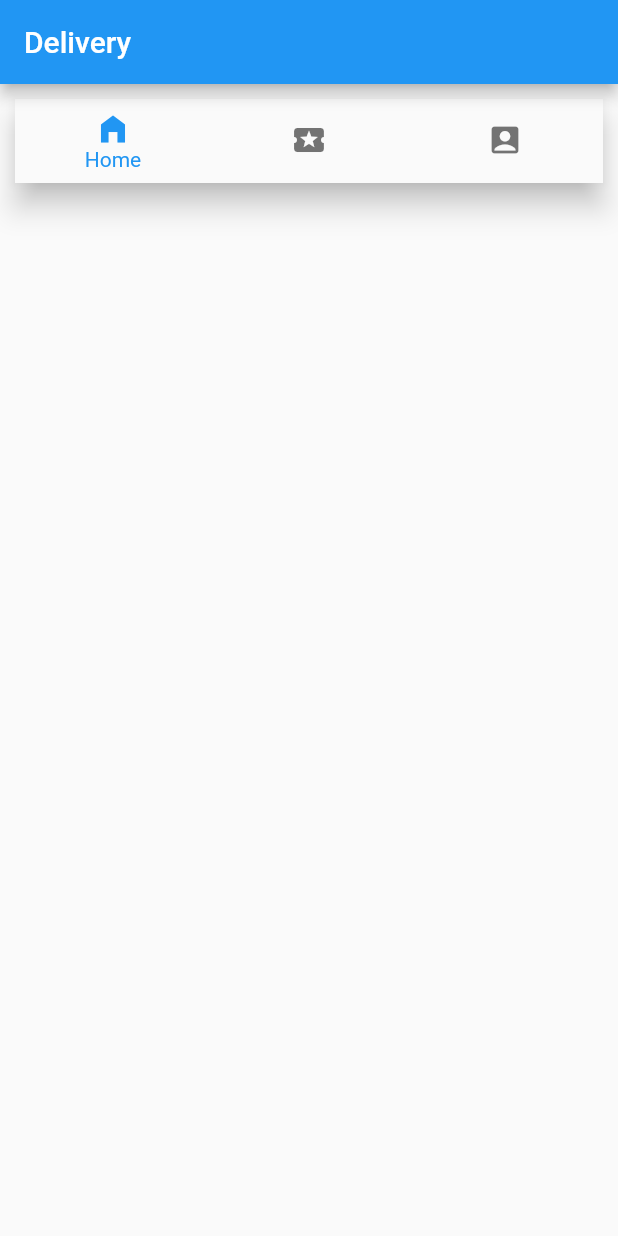
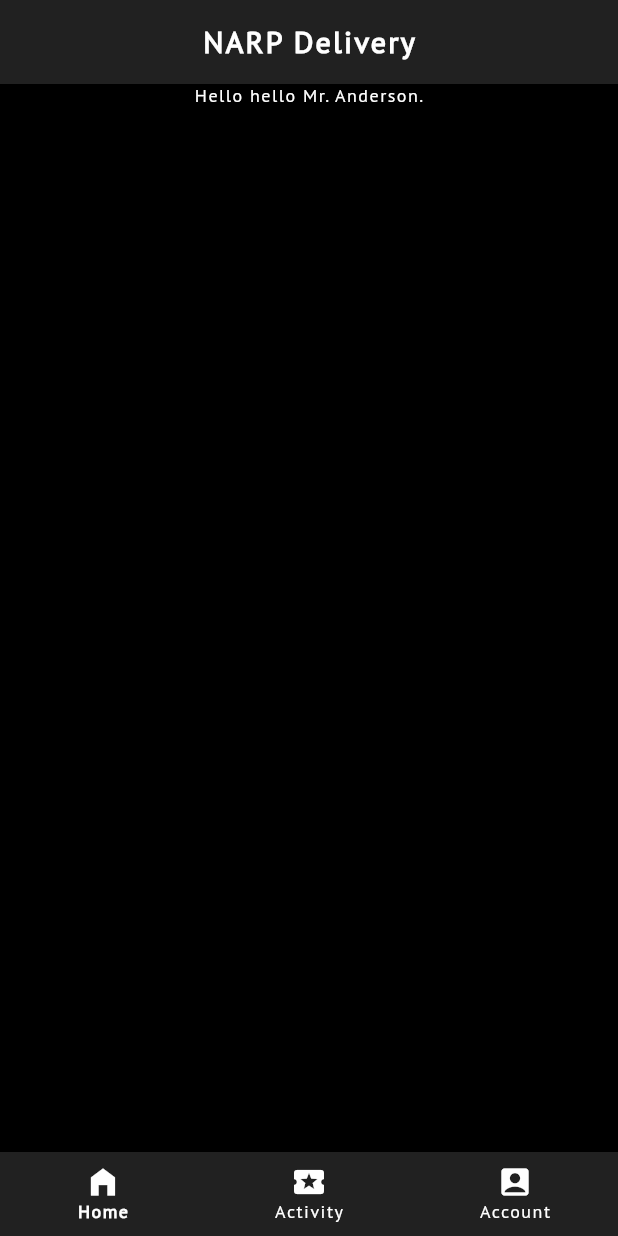
Before and after one commit to KelvinGitu/narp, a Flutter app: the screen it shows after launch, on a phone screen of 412 x 824 dp. Run offline on Flutter 3.47's test engine with Material 2 defaults, Android fonts, the light colour scheme and no system bars.

Commit message:
theme changes

```diff
--- /dev/null
+++ b/lib/common/themes.dart
@@ -0,0 +1,47 @@
+import 'package:flutter/material.dart';
+
+class CustomTheme {
+  static ThemeData get darkTheme {
+    return ThemeData(
+      primaryColor: Colors.lightBlue,
+      scaffoldBackgroundColor: Colors.black,
+      appBarTheme: AppBarTheme(
+        elevation: 0,
+        backgroundColor: Colors.grey.shade900,
+        titleTextStyle: const TextStyle(
+          color: Colors.white,
+          fontSize: 20,
+          letterSpacing: 1.5,
+          fontFamily: 'PTSans',
+          fontWeight: FontWeight.w700,
+        ),
+      ),
+      bottomNavigationBarTheme: BottomNavigationBarThemeData(
+          type: BottomNavigationBarType.fixed,
+          elevation: 0,
+          backgroundColor: Colors.grey.shade900,
+          selectedIconTheme: const IconThemeData(color: Colors.white,),
+          unselectedIconTheme: const IconThemeData(color: Colors.white),
+          selectedItemColor: Colors.white,
+          unselectedItemColor: Colors.white,
+          selectedLabelStyle: const TextStyle(
+              color: Colors.white, letterSpacing: 1, fontSize: 12, fontWeight: FontWeight.w700, fontFamily: 'PTSans'),
+          unselectedLabelStyle: const TextStyle(
+              color: Colors.white, letterSpacing: 1, fontSize: 12, fontFamily: 'PTSans'),),
+      textTheme: const TextTheme(
+        displayLarge:
+            TextStyle(color: Colors.white, letterSpacing: 1.5, fontSize: 30, fontFamily: 'PTSans'),
+        displayMedium:
+            TextStyle(color: Colors.white, letterSpacing: 1.5, fontSize: 24, fontFamily: 'PTSans'),
+        displaySmall:
+            TextStyle(color: Colors.white, letterSpacing: 1.5, fontSize: 20, fontFamily: 'PTSans'),
+        bodyLarge:
+            TextStyle(color: Colors.white, letterSpacing: 1.5, fontSize: 16, fontFamily: 'PTSans'),
+        bodyMedium:
+            TextStyle(color: Colors.white, letterSpacing: 1.5, fontSize: 14, fontFamily: 'PTSans'),
+        bodySmall:
+            TextStyle(color: Colors.white, letterSpacing: 1, fontSize: 12, fontFamily: 'PTSans'),
+      ),
+    );
+  }
+}
--- a/lib/main.dart
+++ b/lib/main.dart
@@ -1,4 +1,5 @@
-import 'package:delivery_app/screens/home.dart';
+import 'package:delivery_app/common/themes.dart';
+import 'package:delivery_app/views/screens/home.dart';
 import 'package:flutter/material.dart';
 
 void main() {
@@ -12,10 +13,9 @@ class MyApp extends StatelessWidget {
   @override
   Widget build(BuildContext context) {
     return MaterialApp(
-      title: 'Flutter Demo',
-      theme: ThemeData(
-        primarySwatch: Colors.blue,
-      ),
+      debugShowCheckedModeBanner: false,
+      title: 'Delivery App',
+      theme: CustomTheme.darkTheme,
       home: const HomeScreen(),
     );
   }
--- a/lib/screens/home.dart
+++ /dev/null
@@ -1,44 +0,0 @@
-import 'package:flutter/material.dart';
-
-
-class HomeScreen extends StatefulWidget {
-
-  const HomeScreen({super.key});
-
-  @override
-  State<HomeScreen> createState() => _HomeScreenState();
-}
-
-class _HomeScreenState extends State<HomeScreen> {
-  int selectedIndex = 0;
-
-  @override
-  Widget build(BuildContext context) {
-    return Scaffold(
-      appBar: AppBar(
-        title: const Text("Delivery"),
-      ),
-      body: Padding(
-        padding: const EdgeInsets.symmetric(horizontal: 10, vertical: 10),
-        child: BottomNavigationBar(
-          type: BottomNavigationBarType.fixed,
-          showSelectedLabels: true,
-          showUnselectedLabels: false,
-          onTap: (value) {
-            setState(() {
-              selectedIndex = value;
-            });
-          },
-          items: const [
-            BottomNavigationBarItem(
-                icon: Icon(Icons.home_filled), label: "Home"),
-            BottomNavigationBarItem(
-                icon: Icon(Icons.local_activity), label: "Activity"),
-            BottomNavigationBarItem(
-                icon: Icon(Icons.account_box), label: "Account"),
-          ],
-        ),
-      ),
-    );
-  }
-}
--- /dev/null
+++ b/lib/views/screens/home.dart
@@ -0,0 +1,49 @@
+import 'package:flutter/material.dart';
+
+class HomeScreen extends StatefulWidget {
+  const HomeScreen({super.key});
+
+  @override
+  State<HomeScreen> createState() => _HomeScreenState();
+}
+
+class _HomeScreenState extends State<HomeScreen> {
+  int selectedIndex = 0;
+
+  @override
+  Widget build(BuildContext context) {
+    return Scaffold(
+      appBar: AppBar(
+        title: const Text(
+          "NARP Delivery",
+        ),
+        centerTitle: true,
+      ),
+      body: SingleChildScrollView(
+        child: Center(child: Text('Hello hello Mr. Anderson.', style: Theme.of(context).textTheme.bodySmall,)),
+      ),
+      bottomNavigationBar: BottomNavigationBar(
+        currentIndex: selectedIndex,
+        onTap: (value) {
+          setState(() {
+            selectedIndex = value;
+          });
+        },
+        items: const [
+          BottomNavigationBarItem(
+            icon: Icon(Icons.home_filled),
+            label: "Home",
+          ),
+          BottomNavigationBarItem(
+            icon: Icon(Icons.local_activity),
+            label: "Activity",
+          ),
+          BottomNavigationBarItem(
+            icon: Icon(Icons.account_box),
+            label: "Account",
+          ),
+        ],
+      ),
+    );
+  }
+}
```
Also changed, not shown: pubspec.yaml (+5 -11 lines), assets/fonts/PTSans-Regular.ttf (added), lib/views/screens/account.dart (renamed from lib/screens/account.dart), lib/views/screens/activity.dart (renamed from lib/screens/activity.dart).
